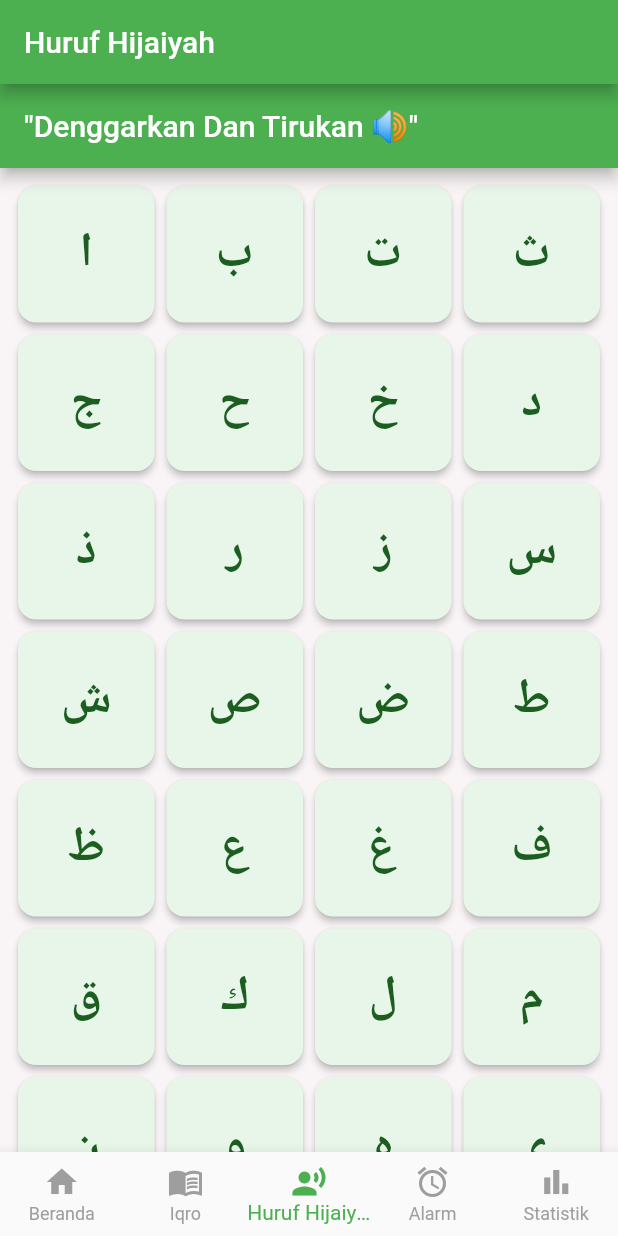
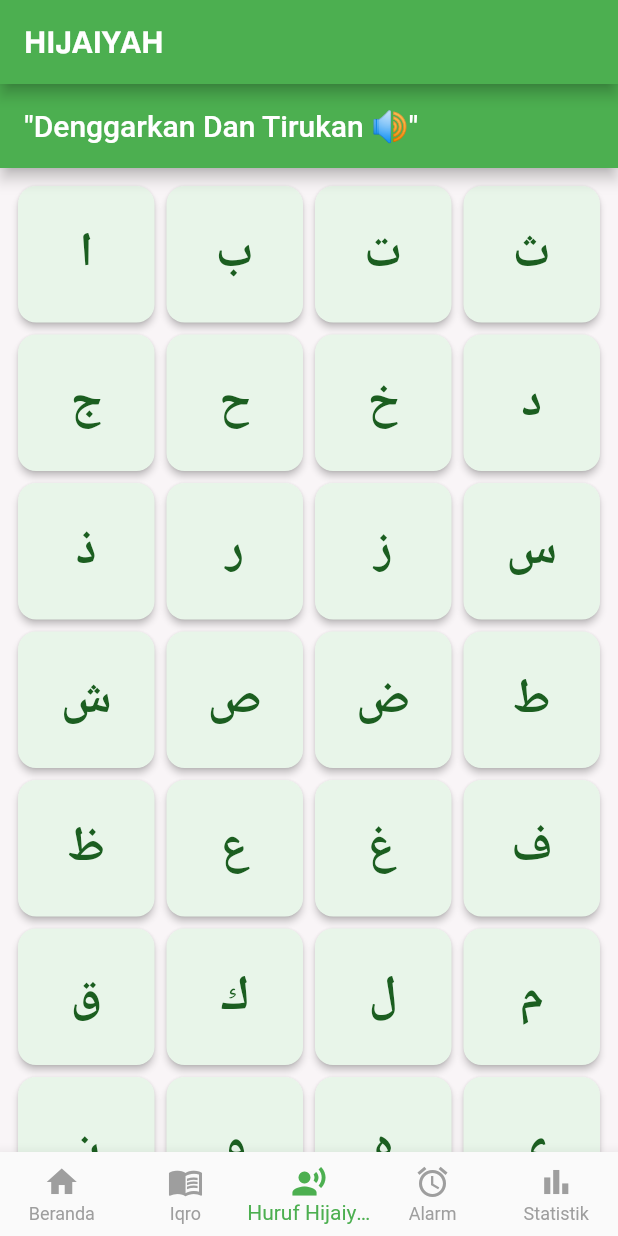
Before and after one commit to ddamar798/Qiraati_backup, a Flutter app: the screen it shows after launch, item 3 of the bottom bar chosen, on a phone screen of 412 x 824 dp. Run offline on Flutter 3.47's test engine with Material 3 defaults, Android fonts, the phone set to English and light mode, and no system bars; our stand-ins replace audioplayers, flutter_local_notifications, shared_preferences, timezone; missing offline and left inert: syncfusion_flutter_pdfviewer.

Commit message:
feat: edit Ui fonts

```diff
--- a/lib/main.dart
+++ b/lib/main.dart
@@ -48,13 +48,13 @@ class _MainShellState extends State<MainShell> {
       case 0:
         return '𝐐𝐢𝐫𝐚𝐚𝐭𝐢';
       case 1:
-        return 'Iqro';
+        return '𝐈𝐐𝐑𝐎';
       case 2:
-        return 'Huruf Hijaiyah';
+        return '𝗛𝗜𝗝𝗔𝗜𝗬𝗔𝗛';
       case 3:
-        return 'Alarm';
+        return '𝗔𝗹𝗮𝗿𝗺';
       case 4:
-        return 'Statistik';
+        return '𝐒𝐭𝐚𝐭𝐢𝐬𝐭𝐢𝐤';
       default:
         return 'Qiraati';
     }
```
